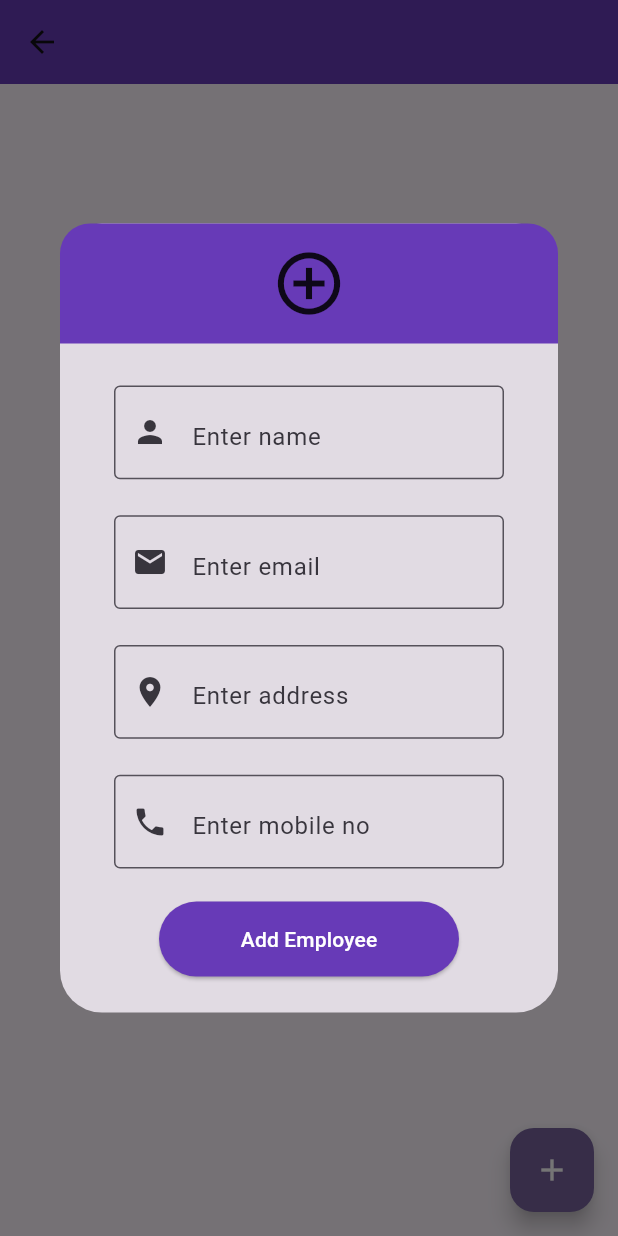
After one commit to siddharth7247/flutter-demo, a Flutter app: the AddEmployeeScreen screen opened by its route, after a tap on the "add" icon, on a phone screen of 412 x 824 dp. The commit adds this screen. Run offline on Flutter 3.47's test engine with Material 3 defaults, Android fonts, the phone set to English and light mode, and no system bars; our stand-ins replace intl_phone_field, rxdart, shared_preferences, sqflite; accounts and stored records are empty.

Commit message:
Sqf Light Database created

```diff
--- a/lib/common_widgets/custom_textfield.dart
+++ b/lib/common_widgets/custom_textfield.dart
@@ -5,8 +5,8 @@ class CustomTextfield extends StatelessWidget {
   final String hintText;
   final IconData icon;
   final IconData? suffixIcons;
-  final String validator;
-  const CustomTextfield({super.key, required this.controller, required this.hintText, required this.icon, this.suffixIcons, required this.validator});
+  final String? validator;
+  const CustomTextfield({super.key, required this.controller, required this.hintText, required this.icon, this.suffixIcons,  this.validator});
 
   @override
   Widget build(BuildContext context) {
--- a/lib/cutom-widget_demo.dart
+++ b/lib/cutom-widget_demo.dart
@@ -47,7 +47,7 @@ class _CustomWidgetdDemoState extends State<CustomWidgetDemo> {
                   padding:const EdgeInsets.symmetric(vertical: 0,horizontal: 10),
                   child: IntlPhoneField(
                       showCountryFlag: false,
-                      dropdownIcon: Icon(Icons.arrow_downward),
+                      dropdownIcon: const Icon(Icons.arrow_downward),
                       decoration:const InputDecoration(
                         suffix: Icon(Icons.phone),
                           labelText: 'Phone Number',
--- a/lib/home_screen.dart
+++ b/lib/home_screen.dart
@@ -65,6 +65,12 @@ class _HomescreenState extends State<Homescreen> {
               ElevatedButton(onPressed: (){
                 Navigator.pushNamed(context, '/apiDemoScreen');
               }, child: const Text('Api demo')),
+              ElevatedButton(onPressed: (){
+                Navigator.pushNamed(context, '/showStudentScreen');
+              }, child: const Text('Model Class Demo')),
+               ElevatedButton(onPressed: (){
+                Navigator.pushNamed(context, '/addEmployeeScreen');
+              }, child: const Text('Sql Light Demo')),
             ],
           ),
         ),
--- a/lib/listview-gridview/listview_demo.dart
+++ b/lib/listview-gridview/listview_demo.dart
@@ -39,7 +39,7 @@ class ListViewDemo extends StatelessWidget {
               ),
             ),
           ), separatorBuilder: (BuildContext context, int index) {
-              return Divider(color: Colors.black);
+              return const Divider(color: Colors.black);
            },
         ),
       );
--- /dev/null
+++ b/lib/models/employeeModel.dart
@@ -0,0 +1,41 @@
+import 'dart:convert';
+
+class Employee {
+    final int? id;
+    final String name;
+    final String email;
+    final String address;
+    final int phoneNo;
+
+
+    Employee({
+        required this.id,
+        required this.name,
+        required this.email,
+        required this.address,
+        required this.phoneNo,
+
+    });
+
+    factory Employee.fromRawJson(String str) => Employee.fromJson(json.decode(str));
+
+    String toRawJson() => json.encode(toJson());
+
+    factory Employee.fromJson(Map<String, dynamic> json) => Employee(
+        id: json["id"],
+        name: json["name"],
+        email: json["email"],
+        address: json["address"],
+        phoneNo: json["phoneNo"],
+
+    );
+
+    Map<String, dynamic> toJson() => {
+        "id": id,
+        "name": name,
+        "email": email,
+        "address": address,
+        "phoneNo": phoneNo,
+
+    };
+}
--- /dev/null
+++ b/lib/models/studentModel.dart
@@ -0,0 +1,24 @@
+class Student {
+  String? name;
+  String? surname;
+  String? email;
+  String? password;
+
+  Student({this.name, this.surname, this.email, this.password});
+
+  Student.fromJson(Map<String, dynamic> json) {
+    name = json['name'];
+    surname = json['surname'];
+    email = json['email'];
+    password = json['password'];
+  }
+
+  Map<String, dynamic> toJson() {
+    final Map<String, dynamic> data = new Map<String, dynamic>();
+    data['name'] = this.name;
+    data['surname'] = this.surname;
+    data['email'] = this.email;
+    data['password'] = this.password;
+    return data;
+  }
+}
--- /dev/null
+++ b/lib/services/database_service.dart
@@ -0,0 +1,48 @@
+import 'dart:convert';
+import 'dart:developer';
+import 'package:flutter_demo/models/employeeModel.dart';
+import 'package:sqflite/sqflite.dart';
+
+class DatabaseService {
+  static final DatabaseService instance = DatabaseService._constructor();
+  DatabaseService._constructor();
+
+  static Database? _db;
+  static const String tableName = "employees";
+
+  Future<Database> get database async {
+    if (_db != null) {
+      return _db!;
+    } else {
+      _db = await getDatabase();
+      return _db!;
+    }
+  }
+
+  Future<Database> getDatabase() async {
+    final dataBasePath = await getDatabasesPath();
+    final path = '$dataBasePath/employees.db';
+    final database = await openDatabase(
+      path,
+      version: 1,
+      onCreate: (db, version) {
+        db.execute(
+            "CREATE TABLE $tableName (id INTEGER PRIMARY KEY AUTOINCREMENT,name TEXT NOT NULL,email TEXT NOT NULL,address TEXT NOT NULL,phoneNo INTEGER)");
+      },
+    );
+    return database;
+  }
+
+  void addEmployee(Employee employee) async {
+    final db = await database;
+    //converting employee object to json string and then passing it to jsonDecode so it convert it to map
+    await db.insert(tableName, jsonDecode(jsonEncode(employee)));
+  }
+
+  Future<List<Employee>> getAllEmployee() async {
+    final db = await database;
+    final data = await db.query(tableName);
+    List<Employee> empList = data.map((json) => Employee.fromJson(json)).toList();
+    return empList;
+  }
+}
--- /dev/null
+++ b/lib/sql-light/add_employee_screen.dart
@@ -0,0 +1,130 @@
+import 'package:flutter/material.dart';
+import 'package:flutter_demo/common_widgets/custom_textfield.dart';
+import 'package:flutter_demo/models/employeeModel.dart';
+import 'package:flutter_demo/services/database_service.dart';
+
+class AddEmployeeScreen extends StatefulWidget {
+  const AddEmployeeScreen({super.key});
+
+  @override
+  State<AddEmployeeScreen> createState() => _AddEmployeeScreenState();
+}
+
+class _AddEmployeeScreenState extends State<AddEmployeeScreen> {
+  final DatabaseService _databaseService = DatabaseService.instance;
+  TextEditingController nameController = TextEditingController();
+  TextEditingController emailController = TextEditingController();
+  TextEditingController addressController = TextEditingController();
+  TextEditingController phoneController = TextEditingController();
+
+  @override
+  Widget build(BuildContext context) {
+    return Scaffold(
+      appBar: AppBar(
+        title: const Text('Employee Details'),
+      ),
+      body: _employeeList(),
+      floatingActionButton: _addEmployeeButton(),
+    );
+  }
+
+  Widget _employeeList() {
+    return FutureBuilder(
+      future: _databaseService.getAllEmployee(),
+      builder: (context, snapshot) {
+        return ListView.builder(
+          itemCount: snapshot.data?.length ?? 0,
+          itemBuilder: (context, index) {
+            return Card(
+              elevation: 5,
+              child: ListTile(
+                leading: CircleAvatar(child: Text((snapshot.data![index].id).toString()),),
+                title: Text(snapshot.data![index].name),
+                subtitle: Text(snapshot.data![index].email),
+                trailing: IconButton(onPressed: (){}, icon: const Icon(Icons.delete)),
+              ),
+            );
+          },
+        );
+      },
+    );
+  }
+
+  Widget _addEmployeeButton() {
+    return FloatingActionButton(
+        child: const Icon(Icons.add),
+        onPressed: () {
+          _databaseService.getAllEmployee();
+          showDialog(
+            context: context,
+            builder: (context) => AlertDialog(
+              titlePadding: const EdgeInsets.all(0),
+              title: Container(
+                  height: 80,
+                  width: 500,
+                  decoration: const BoxDecoration(
+                    color: Colors.deepPurple,
+                    borderRadius: BorderRadius.only(
+                        topRight: Radius.circular(20),
+                        topLeft: Radius.circular(20)),
+                  ),
+                  child: const Icon(
+                    Icons.add_circle_outline_outlined,
+                    size: 50,
+                  )),
+              content: Column(
+                mainAxisSize: MainAxisSize.min,
+                children: [
+                  CustomTextfield(
+                      controller: nameController,
+                      hintText: 'Enter name',
+                      icon: Icons.person),
+                  CustomTextfield(
+                      controller: emailController,
+                      hintText: 'Enter email',
+
+                      icon: Icons.email),
+                  CustomTextfield(
+                      controller: addressController,
+                      hintText: 'Enter address',
+                      icon: Icons.location_on),
+                  CustomTextfield(
+                      controller: phoneController,
+                      hintText: 'Enter mobile no',
+                      icon: Icons.phone),
+                  const SizedBox(
+                    height: 10,
+                  ),
+                  ElevatedButton(
+                      style: ElevatedButton.styleFrom(
+                          backgroundColor: Colors.deepPurple,
+                          padding: const EdgeInsets.all(10),
+                          minimumSize: const Size(200, 50)),
+                      onPressed: () {
+                        _databaseService.addEmployee(Employee(
+                            id: null,
+                            name: nameController.text.toString(),
+                            email: emailController.text.toString(),
+                            address: addressController.text.toString(),
+                            phoneNo: int.parse(phoneController.text)));
+
+                        Navigator.pop(context);
+                        setState(() {
+                          nameController.clear();
+                          emailController.clear();
+                          phoneController.clear();
+                          addressController.clear();
+                        });
+                      },
+                      child: const Text(
+                        'Add Employee',
+                        style: TextStyle(color: Colors.white),
+                      ))
+                ],
+              ),
+            ),
+          );
+        }
+      );
+  }
+}
--- a/lib/tabbar_demo.dart
+++ b/lib/tabbar_demo.dart
@@ -70,7 +70,7 @@ class _TabbarDemoState extends State<TabbarDemo> {
             currentIndex: selectedIndex,
             onTap: onNavBarItemTap,
             selectedItemColor: Colors.blue,
-            selectedIconTheme: IconThemeData(),
+            selectedIconTheme: const IconThemeData(),
             unselectedItemColor: Colors.black,
           ),
         ),
--- a/pubspec.yaml
+++ b/pubspec.yaml
@@ -40,6 +40,7 @@ dependencies:
   rxdart: ^0.28.0
   http: ^1.2.2
   shared_preferences: ^2.3.3
+  sqflite: ^2.4.1
 
 dev_dependencies:
   flutter_test:
```
Also changed, not shown: lib/add_student_screen.dart (added, +68 -0 lines), lib/main.dart (+10 -5 lines), lib/show_student_screen.dart (added, +40 -0 lines), lib/theme/custom_theme_bottomsheet.dart (+11 -16 lines), lib/widgets_demo.dart (+4 -3 lines), pubspec.lock, 1 other file.
